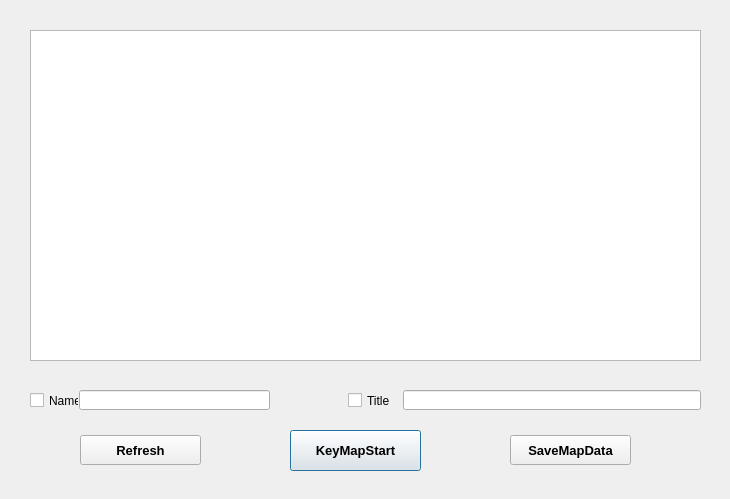
First picture: the form in QKeyMapper/qkeymapper.ui, repository Zalafina/QKeyMapper, before the edit.
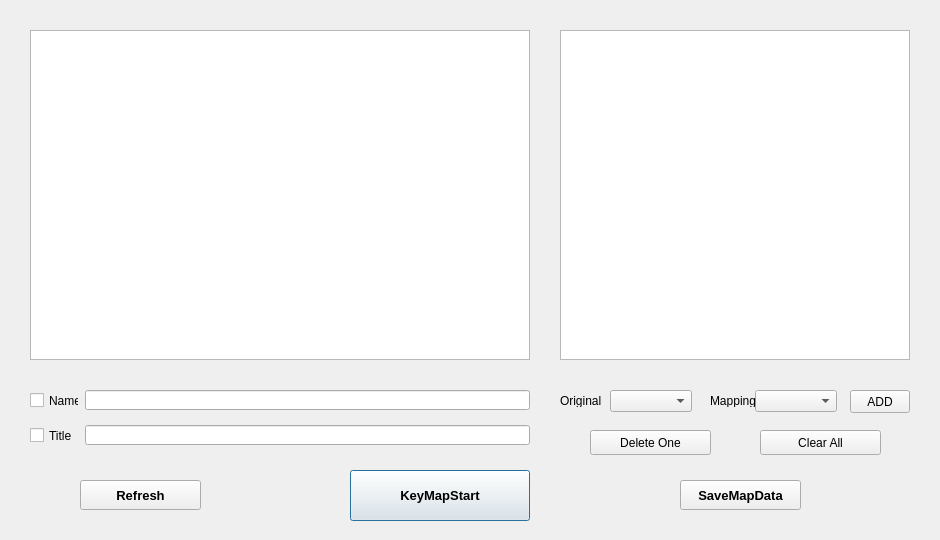
Second picture: the form after the edit.

Commit message: Add KeyMapData Table widget display.

Patch:
```diff
--- a/QKeyMapper/qkeymapper.ui
+++ b/QKeyMapper/qkeymapper.ui
@@ -6,8 +6,8 @@
    <rect>
     <x>0</x>
     <y>0</y>
-    <width>730</width>
-    <height>499</height>
+    <width>940</width>
+    <height>540</height>
    </rect>
   </property>
   <property name="sizePolicy">
@@ -22,10 +22,10 @@
   <widget class="QPushButton" name="keymapButton">
    <property name="geometry">
     <rect>
-     <x>290</x>
-     <y>430</y>
-     <width>131</width>
-     <height>41</height>
+     <x>350</x>
+     <y>470</y>
+     <width>180</width>
+     <height>51</height>
     </rect>
    </property>
    <property name="font">
@@ -48,8 +48,8 @@
   <widget class="QPushButton" name="savemaplistButton">
    <property name="geometry">
     <rect>
-     <x>510</x>
-     <y>435</y>
+     <x>680</x>
+     <y>480</y>
      <width>121</width>
      <height>30</height>
     </rect>
@@ -73,8 +73,8 @@
     <rect>
      <x>30</x>
      <y>30</y>
-     <width>671</width>
-     <height>331</height>
+     <width>500</width>
+     <height>330</height>
     </rect>
    </property>
    <property name="font">
@@ -105,8 +105,8 @@
   <widget class="QCheckBox" name="titleCheckBox">
    <property name="geometry">
     <rect>
-     <x>348</x>
-     <y>390</y>
+     <x>30</x>
+     <y>425</y>
      <width>55</width>
      <height>21</height>
     </rect>
@@ -122,7 +122,7 @@
    <property name="geometry">
     <rect>
      <x>80</x>
-     <y>435</y>
+     <y>480</y>
      <width>121</width>
      <height>30</height>
     </rect>
@@ -144,9 +144,9 @@
   <widget class="QLineEdit" name="nameLineEdit">
    <property name="geometry">
     <rect>
-     <x>79</x>
+     <x>85</x>
      <y>390</y>
-     <width>191</width>
+     <width>445</width>
      <height>20</height>
     </rect>
    </property>
@@ -157,9 +157,9 @@
   <widget class="QLineEdit" name="titleLineEdit">
    <property name="geometry">
     <rect>
-     <x>403</x>
-     <y>390</y>
-     <width>298</width>
+     <x>85</x>
+     <y>425</y>
+     <width>445</width>
      <height>20</height>
     </rect>
    </property>
@@ -167,6 +167,109 @@
     <bool>true</bool>
    </property>
   </widget>
+  <widget class="QTableWidget" name="keymapdataTable">
+   <property name="geometry">
+    <rect>
+     <x>560</x>
+     <y>30</y>
+     <width>350</width>
+     <height>330</height>
+    </rect>
+   </property>
+   <property name="font">
+    <font>
+     <pointsize>10</pointsize>
+    </font>
+   </property>
+   <property name="columnCount">
+    <number>0</number>
+   </property>
+  </widget>
+  <widget class="QPushButton" name="addmapdataButton">
+   <property name="geometry">
+    <rect>
+     <x>850</x>
+     <y>390</y>
+     <width>60</width>
+     <height>23</height>
+    </rect>
+   </property>
+   <property name="text">
+    <string>ADD</string>
+   </property>
+  </widget>
+  <widget class="QComboBox" name="orikeyComboBox">
+   <property name="geometry">
+    <rect>
+     <x>610</x>
+     <y>390</y>
+     <width>82</width>
+     <height>22</height>
+    </rect>
+   </property>
+  </widget>
+  <widget class="QComboBox" name="mapkeyCcomboBox">
+   <property name="geometry">
+    <rect>
+     <x>755</x>
+     <y>390</y>
+     <width>82</width>
+     <height>22</height>
+    </rect>
+   </property>
+  </widget>
+  <widget class="QLabel" name="orikeyLabel">
+   <property name="geometry">
+    <rect>
+     <x>560</x>
+     <y>395</y>
+     <width>50</width>
+     <height>12</height>
+    </rect>
+   </property>
+   <property name="text">
+    <string>Original</string>
+   </property>
+  </widget>
+  <widget class="QLabel" name="mapkeyLabel">
+   <property name="geometry">
+    <rect>
+     <x>710</x>
+     <y>395</y>
+     <width>46</width>
+     <height>12</height>
+    </rect>
+   </property>
+   <property name="text">
+    <string>Mapping</string>
+   </property>
+  </widget>
+  <widget class="QPushButton" name="deleteoneButton">
+   <property name="geometry">
+    <rect>
+     <x>590</x>
+     <y>430</y>
+     <width>121</width>
+     <height>25</height>
+    </rect>
+   </property>
+   <property name="text">
+    <string>Delete One</string>
+   </property>
+  </widget>
+  <widget class="QPushButton" name="clearallButton">
+   <property name="geometry">
+    <rect>
+     <x>760</x>
+     <y>430</y>
+     <width>121</width>
+     <height>25</height>
+    </rect>
+   </property>
+   <property name="text">
+    <string>Clear All</string>
+   </property>
+  </widget>
  </widget>
  <layoutdefault spacing="6" margin="11"/>
  <resources/>
```
The commit also changes 3 other files.
